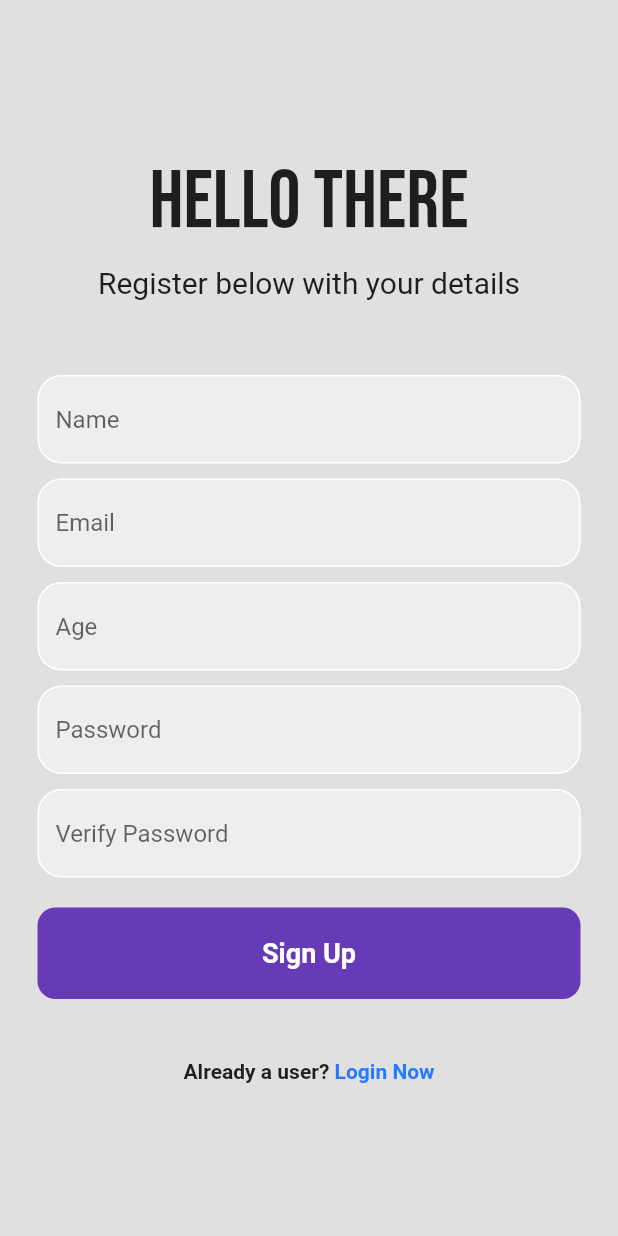
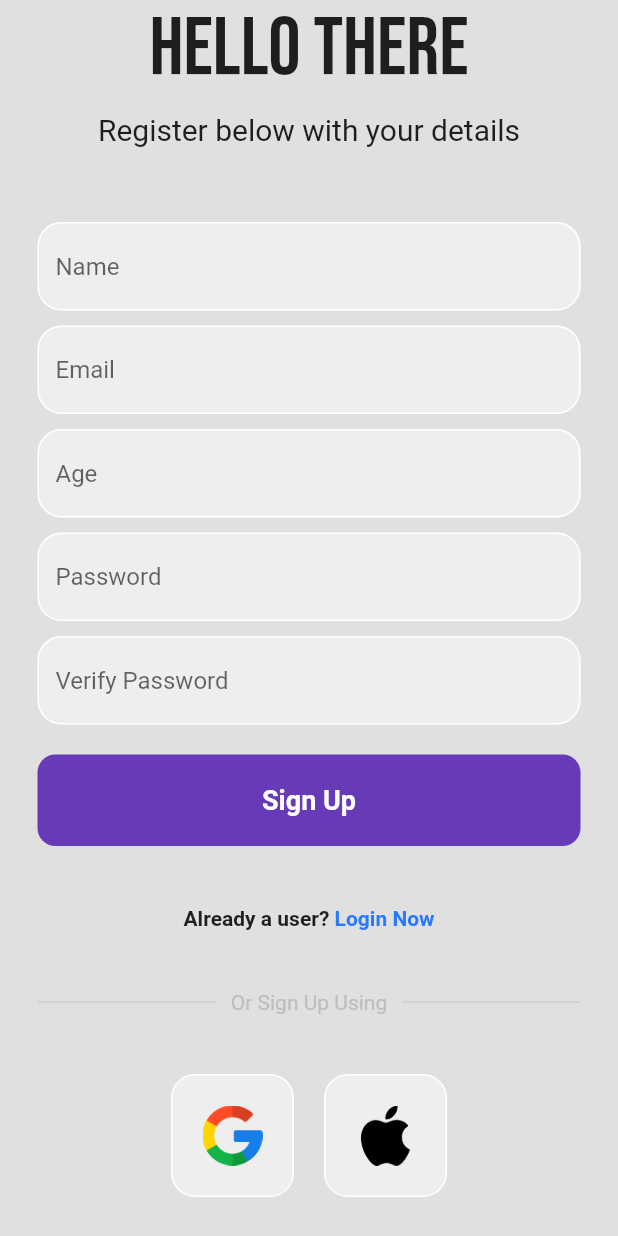
Before and after one commit to farhanirani/flutter_firebase_skeleton, a Flutter app: the screen it shows after launch, after a tap on "Register now", on a phone screen of 412 x 824 dp. Run offline on Flutter 3.47's test engine with Material 2 defaults, Android fonts, the light colour scheme and no system bars; our stand-ins replace cloud_firestore, firebase_auth, firebase_core, google_fonts, google_sign_in; accounts and stored records are empty; generated files the repository leaves out were written again; network calls fail.

Commit message:
Sign in with google, saving the user details to the database as well

```diff
--- /dev/null
+++ b/lib/components/square_tile.dart
@@ -0,0 +1,27 @@
+import 'package:flutter/material.dart';
+
+class SquareTile extends StatelessWidget {
+  final String imagePath;
+  final Function()? onTap;
+
+  const SquareTile({super.key, required this.imagePath, required this.onTap});
+
+  @override
+  Widget build(BuildContext context) {
+    return GestureDetector(
+      onTap: onTap,
+      child: Container(
+        padding: const EdgeInsets.all(20),
+        decoration: BoxDecoration(
+          border: Border.all(color: Colors.white),
+          borderRadius: BorderRadius.circular(16),
+          color: Colors.grey[200],
+        ),
+        child: Image.asset(
+          imagePath,
+          height: 40,
+        ),
+      ),
+    );
+  }
+}
--- a/lib/main.dart
+++ b/lib/main.dart
@@ -21,7 +21,6 @@ class MyApp extends StatelessWidget {
   Widget build(BuildContext context) {
     return MaterialApp(
       debugShowCheckedModeBanner: false,
-      theme: ThemeData(primarySwatch: Colors.deepPurple),
       home: const MainPage(),
       routes: {
         '/forgotPassword': (context) => const ForgotPasswordPage(),
--- a/lib/pages/home_page.dart
+++ b/lib/pages/home_page.dart
@@ -1,6 +1,6 @@
 import 'package:cloud_firestore/cloud_firestore.dart';
 import 'package:firebase_auth/firebase_auth.dart';
-import 'package:firebase_auth_mitch/controllers/get_user_details.dart';
+import 'package:firebase_auth_mitch/api/get_user_details.dart';
 import 'package:flutter/material.dart';
 
 class HomePage extends StatefulWidget {
--- a/lib/pages/login_page.dart
+++ b/lib/pages/login_page.dart
@@ -1,6 +1,7 @@
 import 'package:firebase_auth/firebase_auth.dart';
+import 'package:firebase_auth_mitch/auth/auth_provider.dart';
+import 'package:firebase_auth_mitch/components/square_tile.dart';
 import 'package:flutter/material.dart';
-import 'package:google_fonts/google_fonts.dart';
 
 class LoginPage extends StatefulWidget {
   final VoidCallback showSignUpPage;
@@ -63,50 +64,171 @@ class _LoginPageState extends State<LoginPage> {
               mainAxisAlignment: MainAxisAlignment.center,
               children: [
                 const Icon(
-                  Icons.login,
-                  size: 38,
+                  Icons.lock,
+                  size: 82,
                 ),
-                const SizedBox(height: 36),
+                const SizedBox(height: 42),
 
-                // welcome text
-                Text(
-                  "Hello Again!",
-                  style: GoogleFonts.bebasNeue(fontSize: 54),
-                ),
-                const SizedBox(height: 10),
+                // // welcome text
+                // Text(
+                //   "Hello Again!",
+                //   style: GoogleFonts.bebasNeue(fontSize: 54),
+                // ),
+                // const SizedBox(height: 10),
 
                 const Text(
                   "Welcome back, you've been missed",
-                  style: TextStyle(fontSize: 20),
+                  style: TextStyle(fontSize: 18),
                 ),
-                const SizedBox(height: 50),
+                const SizedBox(height: 20),
 
                 // email field
-                Padding(
-                  padding: const EdgeInsets.symmetric(horizontal: 25),
-                  child: TextField(
-                    controller: _emailController,
-
-                    // styles
-                    decoration: InputDecoration(
-                        enabledBorder: OutlineInputBorder(
-                          borderSide: const BorderSide(color: Colors.white),
-                          borderRadius: BorderRadius.circular(16),
-                        ),
-                        focusedBorder: OutlineInputBorder(
-                          borderSide:
-                              const BorderSide(color: Colors.deepPurple),
-                          borderRadius: BorderRadius.circular(2),
-                        ),
-                        hintText: 'Email',
-                        fillColor: Colors.grey[200],
-                        filled: true),
-                  ),
-                ),
+                _emailTextField(),
                 const SizedBox(height: 10),
 
                 // password field
+                _emailTextFieldLoginPage(),
+                const SizedBox(height: 8),
+
+                // forgot password link
+                _forgotPasswordLinkLoginPage(context),
+                const SizedBox(height: 20),
+
+                // sign in button
+                _signInButtonLoginPage(),
+                const SizedBox(height: 40),
+
+                // or continue with
+                _orContinueWith(),
+                const SizedBox(height: 40),
+
+                // google apple login
+                _authProviderTilesSignIn(),
+                const SizedBox(height: 40),
+
+                // register button
+                _registerButtonLoginPage()
+              ],
+            ),
+          ),
+        ),
+      ),
+    );
+  }
+
+  Row _authProviderTilesSignIn() {
+    return Row(
+      mainAxisAlignment: MainAxisAlignment.center,
+      children: [
+        SquareTile(
+            onTap: () => AuthProvider().googleLogin(),
+            imagePath: 'lib/images/google.png'),
+        const SizedBox(
+          width: 20,
+        ),
+        SquareTile(onTap: () {}, imagePath: 'lib/images/apple.png'),
+      ],
+    );
+  }
+
+  Padding _orContinueWith() {
+    return Padding(
+      padding: const EdgeInsets.symmetric(horizontal: 25),
+      child: Row(
+        children: [
+          Expanded(
+            child: Divider(
+              thickness: 0.5,
+              color: Colors.grey[400],
+            ),
+          ),
           Padding(
+            padding: const EdgeInsets.symmetric(horizontal: 10.0),
+            child: Text(
+              'Or Continue With',
+              style: TextStyle(color: Colors.grey[400]),
+            ),
+          ),
+          Expanded(
+            child: Divider(
+              thickness: 0.5,
+              color: Colors.grey[400],
+            ),
+          ),
+        ],
+      ),
+    );
+  }
+
+  Row _registerButtonLoginPage() {
+    return Row(
+      mainAxisAlignment: MainAxisAlignment.center,
+      children: [
+        const Text(
+          'New User? ',
+          style: TextStyle(fontWeight: FontWeight.bold),
+        ),
+        GestureDetector(
+          onTap: widget.showSignUpPage,
+          child: Text(
+            'Register now',
+            style: TextStyle(
+                color: Colors.blueAccent[400], fontWeight: FontWeight.bold),
+          ),
+        )
+      ],
+    );
+  }
+
+  Padding _signInButtonLoginPage() {
+    return Padding(
+      padding: const EdgeInsets.symmetric(horizontal: 25),
+      child: GestureDetector(
+        onTap: signIn,
+        child: Container(
+          padding: const EdgeInsets.all(20),
+          decoration: BoxDecoration(
+              color: Colors.black, borderRadius: BorderRadius.circular(12)),
+          child: const Center(
+            child: Text(
+              'Sign In',
+              style: TextStyle(
+                  color: Colors.white,
+                  fontSize: 18,
+                  fontWeight: FontWeight.bold),
+            ),
+          ),
+        ),
+      ),
+    );
+  }
+
+  Padding _forgotPasswordLinkLoginPage(BuildContext context) {
+    return Padding(
+      padding: const EdgeInsets.symmetric(horizontal: 28.0),
+      child: Row(
+        mainAxisAlignment: MainAxisAlignment.end,
+        children: [
+          GestureDetector(
+            onTap: () {
+              Navigator.pushNamed(context, '/forgotPassword');
+            },
+            child: Text(
+              'Forgot Password?',
+              style: TextStyle(
+                  letterSpacing: 0.4,
+                  fontSize: 12,
+                  color: Colors.grey[500],
+                  fontWeight: FontWeight.bold),
+            ),
+          )
+        ],
+      ),
+    );
+  }
+
+  Padding _emailTextFieldLoginPage() {
+    return Padding(
       padding: const EdgeInsets.symmetric(horizontal: 25),
       child: TextField(
         controller: _passwordController,
@@ -119,86 +241,35 @@ class _LoginPageState extends State<LoginPage> {
               borderRadius: BorderRadius.circular(16),
             ),
             focusedBorder: OutlineInputBorder(
-                          borderSide:
-                              const BorderSide(color: Colors.deepPurple),
+              borderSide: const BorderSide(color: Colors.black),
               borderRadius: BorderRadius.circular(2),
             ),
             hintText: 'Password',
             fillColor: Colors.grey[200],
             filled: true),
       ),
+    );
+  }
+
+  Padding _emailTextField() {
+    return Padding(
+      padding: const EdgeInsets.symmetric(horizontal: 25),
+      child: TextField(
+        controller: _emailController,
+
+        // styles
+        decoration: InputDecoration(
+            enabledBorder: OutlineInputBorder(
+              borderSide: const BorderSide(color: Colors.white),
+              borderRadius: BorderRadius.circular(16),
             ),
-                const SizedBox(height: 20),
-
-                // forgot password link
-                Padding(
-                  padding: const EdgeInsets.symmetric(horizontal: 25.0),
-                  child: Row(
-                    mainAxisAlignment: MainAxisAlignment.end,
-                    children: [
-                      GestureDetector(
-                        onTap: () {
-                          Navigator.pushNamed(context, '/forgotPassword');
-                        },
-                        child: Text(
-                          'Forgot Password?',
-                          style: TextStyle(
-                              color: Colors.blueAccent[400],
-                              fontWeight: FontWeight.bold),
+            focusedBorder: OutlineInputBorder(
+              borderSide: const BorderSide(color: Colors.black),
+              borderRadius: BorderRadius.circular(2),
             ),
-                      )
-                    ],
-                  ),
-                ),
-                const SizedBox(height: 20),
-
-                // sign in button
-                Padding(
-                  padding: const EdgeInsets.symmetric(horizontal: 25),
-                  child: GestureDetector(
-                    onTap: signIn,
-                    child: Container(
-                      padding: const EdgeInsets.all(20),
-                      decoration: BoxDecoration(
-                          color: Colors.deepPurple,
-                          borderRadius: BorderRadius.circular(12)),
-                      child: const Center(
-                        child: Text(
-                          'Sign In',
-                          style: TextStyle(
-                              color: Colors.white,
-                              fontSize: 18,
-                              fontWeight: FontWeight.bold),
-                        ),
-                      ),
-                    ),
-                  ),
-                ),
-                const SizedBox(height: 40),
-
-                // register button
-                Row(
-                  mainAxisAlignment: MainAxisAlignment.center,
-                  children: [
-                    const Text(
-                      'New User? ',
-                      style: TextStyle(fontWeight: FontWeight.bold),
-                    ),
-                    GestureDetector(
-                      onTap: widget.showSignUpPage,
-                      child: Text(
-                        'Register now',
-                        style: TextStyle(
-                            color: Colors.blueAccent[400],
-                            fontWeight: FontWeight.bold),
-                      ),
-                    )
-                  ],
-                )
-              ],
-            ),
-          ),
-        ),
+            hintText: 'Email',
+            fillColor: Colors.grey[200],
+            filled: true),
       ),
     );
   }
--- a/lib/pages/signup_page.dart
+++ b/lib/pages/signup_page.dart
@@ -1,5 +1,7 @@
 import 'package:firebase_auth/firebase_auth.dart';
 import 'package:cloud_firestore/cloud_firestore.dart';
+import 'package:firebase_auth_mitch/auth/auth_provider.dart';
+import 'package:firebase_auth_mitch/components/square_tile.dart';
 import 'package:flutter/material.dart';
 import 'package:flutter/services.dart';
 import 'package:google_fonts/google_fonts.dart';
@@ -276,7 +278,50 @@ class _SignUpPageState extends State<SignUpPage> {
                       ),
                     )
                   ],
-                )
+                ),
+                const SizedBox(height: 40),
+
+                Padding(
+                  padding: const EdgeInsets.symmetric(horizontal: 25),
+                  child: Row(
+                    children: [
+                      Expanded(
+                        child: Divider(
+                          thickness: 0.5,
+                          color: Colors.grey[400],
+                        ),
+                      ),
+                      Padding(
+                        padding: const EdgeInsets.symmetric(horizontal: 10.0),
+                        child: Text(
+                          'Or Sign Up Using',
+                          style: TextStyle(color: Colors.grey[400]),
+                        ),
+                      ),
+                      Expanded(
+                        child: Divider(
+                          thickness: 0.5,
+                          color: Colors.grey[400],
+                        ),
+                      ),
+                    ],
+                  ),
+                ),
+                const SizedBox(height: 40),
+
+                Row(
+                  mainAxisAlignment: MainAxisAlignment.center,
+                  children: [
+                    SquareTile(
+                        onTap: () => AuthProvider().googleLogin(),
+                        imagePath: 'lib/images/google.png'),
+                    const SizedBox(
+                      width: 20,
+                    ),
+                    SquareTile(onTap: () {}, imagePath: 'lib/images/apple.png'),
+                  ],
+                ),
+                const SizedBox(height: 40),
               ],
             ),
           ),
```
Also changed, not shown: lib/auth/auth_provider.dart (added, +80 -0 lines), lib/styles/styles.dart (added, +105 -0 lines), pubspec.yaml (+4 -3 lines), lib/api/get_from_collection_by_element.dart (renamed from lib/controllers/get_from_collection_by_element.dart), lib/api/get_user_details.dart (renamed from lib/controllers/get_user_details.dart), lib/images/apple.png (added), lib/images/google.png (added), pubspec.lock, 3 other files. Lines whose indentation alone changed are shown as unchanged.
